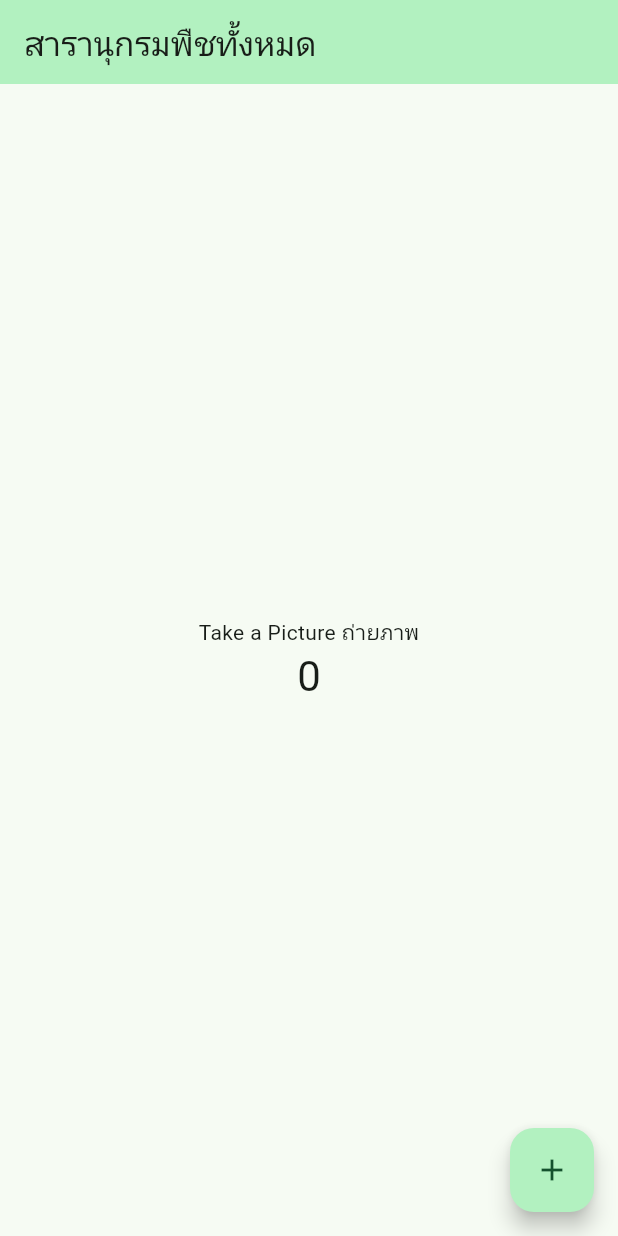
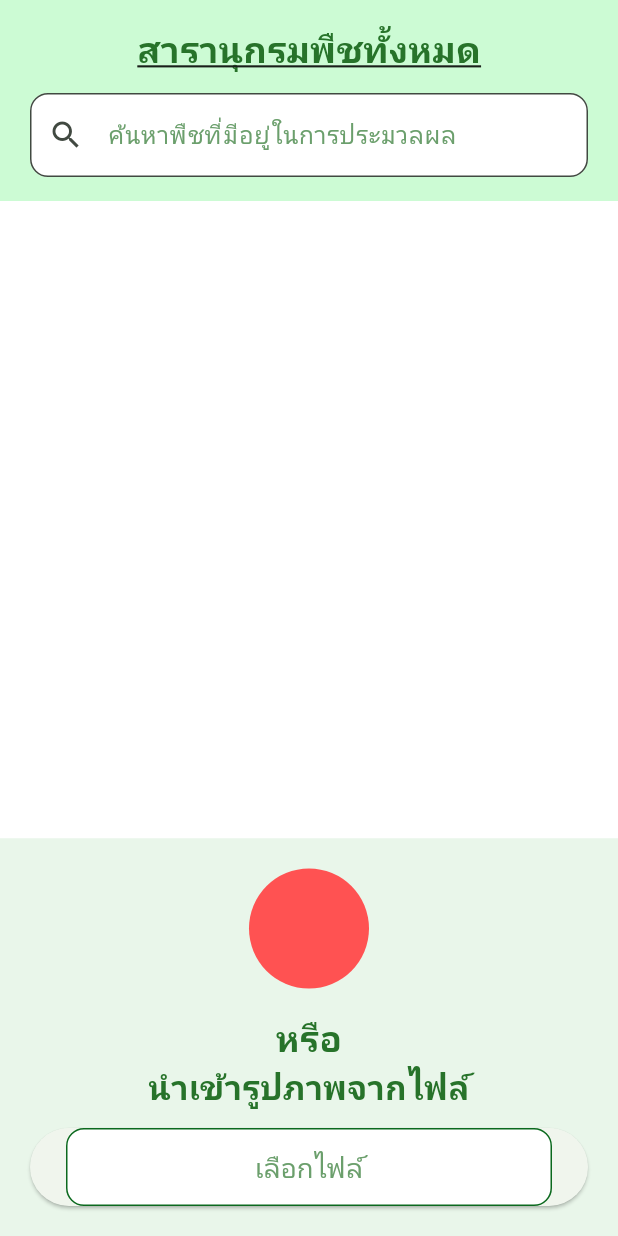
Before and after one commit to Dark7cakeforest/mobile_application_leafy, a Flutter app: the screen it shows after launch, on a phone screen of 412 x 824 dp. Run offline on Flutter 3.47's test engine with Material 3 defaults, Android fonts, the light colour scheme and no system bars.

Commit message:
firstpage01

```diff
--- a/lib/main.dart
+++ b/lib/main.dart
@@ -12,7 +12,8 @@ class MyApp extends StatelessWidget {
     return MaterialApp(
       title: 'Leaf&Pepper Detect',
       theme: ThemeData(
-        colorScheme: ColorScheme.fromSeed(seedColor: Color.fromARGB(255, 204, 251, 212)),
+        colorScheme:
+            ColorScheme.fromSeed(seedColor: Color.fromARGB(255, 204, 251, 212)),
         useMaterial3: true,
       ),
       home: const MyHomePage(title: 'สารานุกรมพืชทั้งหมด'),
@@ -29,40 +30,135 @@ class MyHomePage extends StatefulWidget {
 }
 
 class _MyHomePageState extends State<MyHomePage> {
-  int _counter = 0;
-
-  void _incrementCounter() {
-    setState(() {
-      _counter++;
-    });
-  }
-
   @override
   Widget build(BuildContext context) {
     return Scaffold(
-      appBar: AppBar(
-        backgroundColor: Theme.of(context).colorScheme.primaryContainer,
-        title: Text(widget.title),
-      ),
-      body: Center(
+      backgroundColor: const Color(0xFFE9F6EA),
+      body: SafeArea(
         child: Column(
-          mainAxisAlignment: MainAxisAlignment.center,
-          children: <Widget>[
-            const Text(
-              'Take a Picture ถ่ายภาพ',
+          children: [
+            // Header section
+            Container(
+              color: const Color.fromARGB(255, 204, 251, 212), // เขียวอ่อน
+              padding: const EdgeInsets.symmetric(horizontal: 20, vertical: 16),
+              child: Column(
+                crossAxisAlignment: CrossAxisAlignment.start,
+                children: [
+                  Center(
+                    child: Text(
+                      widget.title,
+                      style: const TextStyle(
+                        fontSize: 24,
+                        fontWeight: FontWeight.bold,
+                        color: Color.fromARGB(255, 39, 115, 42),
+                        decoration: TextDecoration.underline,
+                      ),
+                    ),
+                  ),
+                  const SizedBox(height: 12),
+                  TextField(
+                    decoration: InputDecoration(
+                      prefixIcon: const Icon(Icons.search),
+                      hintText: 'ค้นหาพืชที่มีอยู่ในการประมวลผล',
+                      hintStyle: const TextStyle(
+                          color: Color.fromARGB(255, 107, 159, 108)),
+                      filled: true,
+                      fillColor: Colors.white,
+                      border: OutlineInputBorder(
+                        borderRadius: BorderRadius.circular(12),
+                      ),
+                    ),
+                  ),
+                ],
+              ),
             ),
-            Text(
-              '$_counter',
-              style: Theme.of(context).textTheme.headlineMedium,
+
+            // White area (รายการว่าง)
+            Expanded(
+              child: Container(
+                color: Colors.white,
+              ),
+            ),
+
+            // Bottom section (กล้อง + เลือกไฟล์)
+            Container(
+              color: const Color(0xFFE9F6EA),
+              padding: const EdgeInsets.symmetric(vertical: 20, horizontal: 20),
+              child: Column(
+                children: [
+                  const CircleAvatar(
+                    radius: 40,
+                    backgroundColor: Colors.redAccent,
+                  ),
+                  const SizedBox(height: 16),
+                  const Text(
+                    'หรือ',
+                    style: TextStyle(
+                      fontSize: 24,
+                      fontWeight: FontWeight.bold,
+                      color: Color.fromARGB(255, 39, 115, 42),
+                    ),
+                  ),
+                  const Text(
+                    'นำเข้ารูปภาพจากไฟล์',
+                    style: TextStyle(
+                      fontSize: 22,
+                      fontWeight: FontWeight.bold,
+                      color: Color.fromARGB(255, 39, 115, 42),
+                    ),
+                  ),
+                  const SizedBox(height: 12),
+                  ElevatedButton(
+                    onPressed: () {
+                      // TODO: เพิ่ม logic เลือกไฟล์
+                    },
+                    child: Container(
+                      padding: const EdgeInsets.symmetric(
+                          vertical: 12, horizontal: 32),
+                      decoration: BoxDecoration(
+                        color: Colors.white,
+                        borderRadius: BorderRadius.circular(12),
+                        border:
+                            Border.all(color: Color.fromARGB(255, 11, 105, 30)),
+                      ),
+                      child: Center(
+                        child: Text(
+                          'เลือกไฟล์',
+                          style: TextStyle(
+                            fontSize: 18,
+                            color: Color.fromARGB(255, 107, 159, 108),
+                          ),
+                        ),
+                      ),
+                    ),
+                  ),
+
+                  // const SizedBox(height: 12),
+                  // ElevatedButton(
+                  //   onPressed: () {
+                  //     // TODO: ใส่โค้ดเลือกไฟล์
+                  //   },
+                  //   style: ElevatedButton.styleFrom(
+                  //     backgroundColor: Colors.white,
+                  //     side: const BorderSide(
+                  //         color: Color.fromARGB(255, 11, 105, 30)),
+                  //     padding: const EdgeInsets.symmetric(
+                  //         vertical: 12, horizontal: 32),
+                  //   ),
+                  //   child: const Text(
+                  //     'เลือกไฟล์',
+                  //     style: TextStyle(
+                  //       fontSize: 18,
+                  //       color: Color.fromARGB(255, 39, 115, 42),
+                  //     ),
+                  //   ),
+                  // ),
+                ],
+              ),
             ),
           ],
         ),
       ),
-      floatingActionButton: FloatingActionButton(
-        onPressed: _incrementCounter,
-        tooltip: 'จัดการเมนู',
-        child: const Icon(Icons.add),
-      ),
     );
   }
 }
--- a/pubspec.yaml
+++ b/pubspec.yaml
@@ -30,6 +30,7 @@ environment:
 dependencies:
   flutter:
     sdk: flutter
+
 
   # The following adds the Cupertino Icons font to your application.
   # Use with the CupertinoIcons class for iOS style icons.
```
Also changed, not shown: pubspec.lock, 2 other files.
